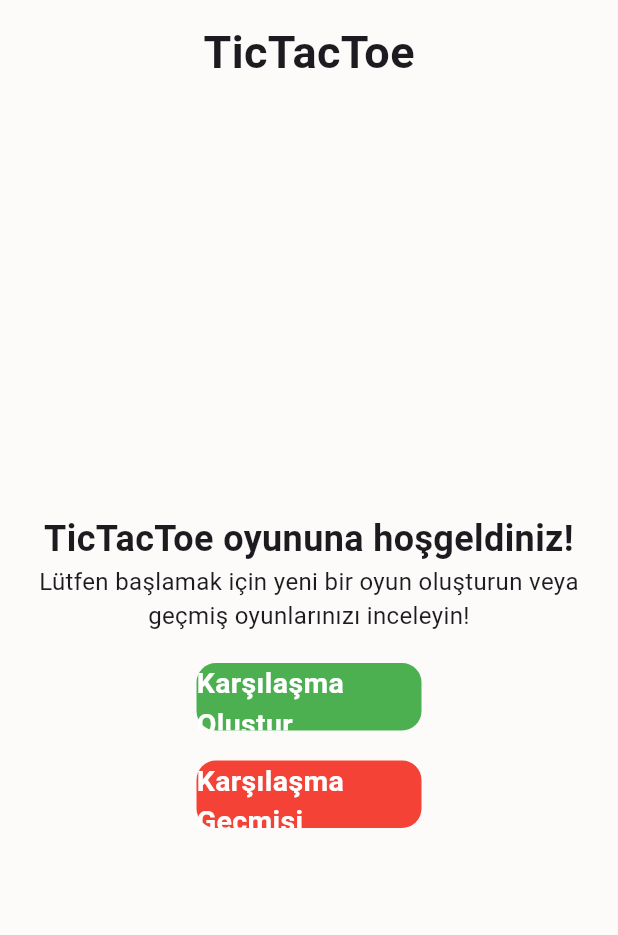
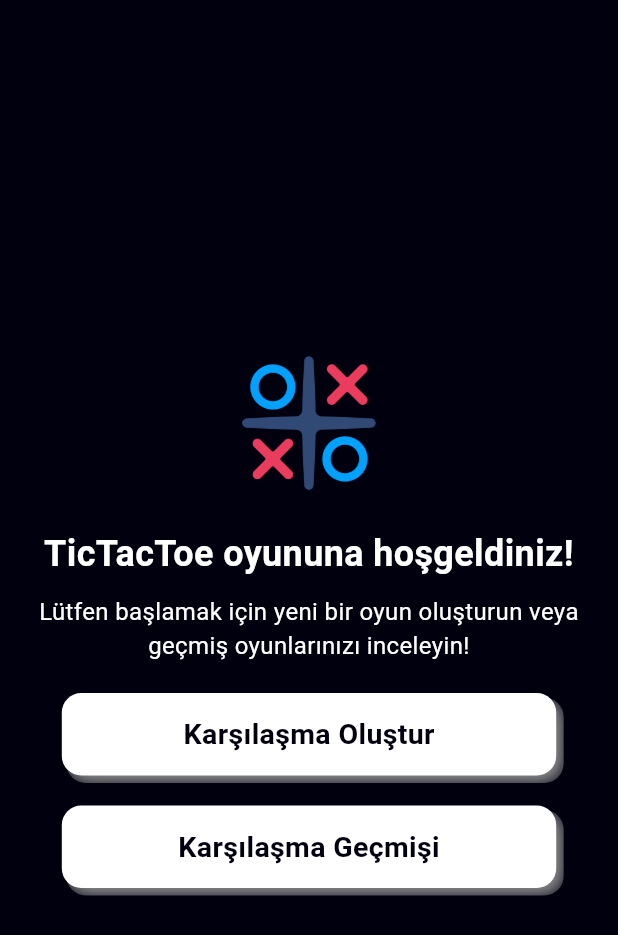
Before and after one commit to KadirKARAKAS/TicTacToe, a Flutter app: the FirstOpeningPage screen opened directly, on a phone screen of 412 x 824 dp. Shown: the top 935 px of the screen. Run offline on Flutter 3.47's test engine with Material 3 defaults, Android fonts, the phone set to English and light mode, and no system bars; our stand-ins replace awesome_dialog, cloud_firestore, firebase_auth, firebase_core, page_transition; accounts and stored records are empty; network calls fail.

Commit message:
Adjustments are being made to the design of the app. Home page design has been edited. Quit game button has been added.
Adjustments are being made to the design of the app. Home page design has been edited. Quit game button has been added.

```diff
--- a/lib/FirstOpeningPage/Page/first_opening_page.dart
+++ b/lib/FirstOpeningPage/Page/first_opening_page.dart
@@ -15,18 +15,21 @@ class FirstOpeningPageState extends State<FirstOpeningPage> {
   @override
   Widget build(BuildContext context) {
     return Scaffold(
-      backgroundColor: const Color.fromRGBO(252, 251, 249, 1),
+      backgroundColor: Color.fromRGBO(0, 0, 15, 1),
       body: Column(
         children: [
-          AppBarWidget(
-            title: "TicTacToe",
-          ),
           Expanded(
             child: Center(
               child: Column(
                 mainAxisSize: MainAxisSize.min,
                 crossAxisAlignment: CrossAxisAlignment.center,
                 children: [
+                  Image.asset(
+                    "assets/homePageLogo.png",
+                    width: 100,
+                    height: 100,
+                  ),
+                  SizedBox(height: 20),
                   CenterTextWidget(),
                   const SizedBox(height: 20),
                   StartGameContainerWidget(),
--- a/lib/FirstOpeningPage/Widget/center_text_widget.dart
+++ b/lib/FirstOpeningPage/Widget/center_text_widget.dart
@@ -12,15 +12,17 @@ class CenterTextWidget extends StatelessWidget {
           Text(
             "TicTacToe oyununa hoşgeldiniz!",
             style: TextStyle(
-              fontSize: 24.0,
-              fontWeight: FontWeight.w600,
-            ),
+                fontSize: 24.0,
+                fontWeight: FontWeight.w600,
+                color: Colors.white),
             textAlign: TextAlign.center,
           ),
+          SizedBox(height: 10),
           Text(
             "Lütfen başlamak için yeni bir oyun oluşturun veya geçmiş oyunlarınızı inceleyin!",
             style: TextStyle(
               fontSize: 16.0,
+              color: Colors.white,
             ),
             textAlign: TextAlign.center,
           ),
--- a/lib/FirstOpeningPage/Widget/encounter_history_container_widget.dart
+++ b/lib/FirstOpeningPage/Widget/encounter_history_container_widget.dart
@@ -6,6 +6,7 @@ class EncounterHistoryContainerWidget extends StatelessWidget {
 
   @override
   Widget build(BuildContext context) {
+    Size size = MediaQuery.of(context).size;
     return InkWell(
       onTap: () {
         Navigator.push(
@@ -15,11 +16,20 @@ class EncounterHistoryContainerWidget extends StatelessWidget {
             ));
       },
       child: Container(
-        width: 150,
-        height: 45,
+        width: size.width / 1.25,
+        height: 55,
         decoration: BoxDecoration(
           borderRadius: BorderRadius.circular(13),
-          color: Colors.red,
+          color: Colors.white,
+          boxShadow: [
+            BoxShadow(
+              blurRadius: 10,
+              blurStyle: BlurStyle.inner,
+              color: Colors.grey,
+              offset: Offset(4, 4),
+              spreadRadius: 1,
+            ),
+          ],
         ),
         child: Align(
             alignment: Alignment.center,
@@ -28,7 +38,7 @@ class EncounterHistoryContainerWidget extends StatelessWidget {
               style: TextStyle(
                   fontSize: 19,
                   fontWeight: FontWeight.w600,
-                  color: Colors.white),
+                  color: Color.fromRGBO(0, 0, 15, 1)),
             )),
       ),
     );
--- a/lib/FirstOpeningPage/Widget/start_game_container_widget.dart
+++ b/lib/FirstOpeningPage/Widget/start_game_container_widget.dart
@@ -7,6 +7,7 @@ class StartGameContainerWidget extends StatelessWidget {
 
   @override
   Widget build(BuildContext context) {
+    Size size = MediaQuery.of(context).size;
     return InkWell(
       onTap: () {
         Navigator.push(
@@ -16,11 +17,20 @@ class StartGameContainerWidget extends StatelessWidget {
             ));
       },
       child: Container(
-        width: 150,
-        height: 45,
+        width: size.width / 1.25,
+        height: 55,
         decoration: BoxDecoration(
           borderRadius: BorderRadius.circular(13),
-          color: Colors.green,
+          color: Colors.white,
+          boxShadow: [
+            BoxShadow(
+              blurRadius: 10,
+              blurStyle: BlurStyle.inner,
+              color: Colors.grey,
+              offset: Offset(4, 4),
+              spreadRadius: 1,
+            ),
+          ],
         ),
         child: Align(
             alignment: Alignment.center,
@@ -29,7 +39,7 @@ class StartGameContainerWidget extends StatelessWidget {
               style: TextStyle(
                   fontSize: 19,
                   fontWeight: FontWeight.w600,
-                  color: Colors.white),
+                  color: Color.fromRGBO(0, 0, 15, 1)),
             )),
       ),
     );
--- a/lib/GameScreen/Page/game_screen.dart
+++ b/lib/GameScreen/Page/game_screen.dart
@@ -1,6 +1,7 @@
 import 'package:awesome_dialog/awesome_dialog.dart';
 import 'package:flutter/material.dart';
 import 'package:flutter/services.dart';
+import 'package:tic_tac_toe/FirstOpeningPage/Page/first_opening_page.dart';
 import 'package:tic_tac_toe/GameCreationScreen/Page/game_creation_screen.dart';
 
 class GameScreen extends StatefulWidget {
@@ -87,6 +88,7 @@ class _GameScreenState extends State<GameScreen> {
           dialogType: DialogType.success,
           animType: AnimType.rightSlide,
           btnOkText: "Tekrar Oyna",
+          btnCancelText: "Oyundan Çık",
           title: _winner == "X"
               ? widget.player1 + " KAZANDI!"
               : _winner == "O"
@@ -95,8 +97,13 @@ class _GameScreenState extends State<GameScreen> {
           btnOkOnPress: () {
             //FİREBASE E KAZANAN OYUNCUYU GÜNCELLEME İŞLEMİ BU KISIMA YAZILCAK
             _resetGame();
-            })
-          ..show();
+          },
+          btnCancelOnPress: () {
+            Navigator.of(context).pushAndRemoveUntil(
+                MaterialPageRoute(builder: (context) => FirstOpeningPage()),
+                (Route<dynamic> route) => false);
+          },
+        )..show();
       }
     });
   }
--- a/pubspec.yaml
+++ b/pubspec.yaml
@@ -65,8 +65,8 @@ flutter:
   uses-material-design: true
 
   # To add assets to your application, add an assets section, like this:
-  # assets:
-  #   - images/a_dot_burr.jpeg
+  assets:
+    - assets/
   #   - images/a_dot_ham.jpeg
 
   # An image asset can refer to one or more resolution-specific "variants", see
```
Also changed, not shown: assets/homePageLogo.png (added), assets/playIcon.png (added). Lines whose indentation alone changed are shown as unchanged.
